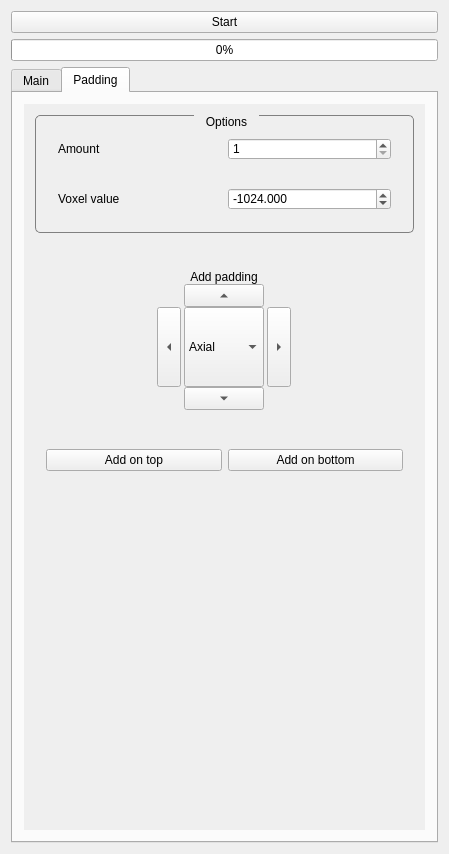
Qt form src/internal/GraphcutViewControls.ui (araex/mitk-gem) before a commit.
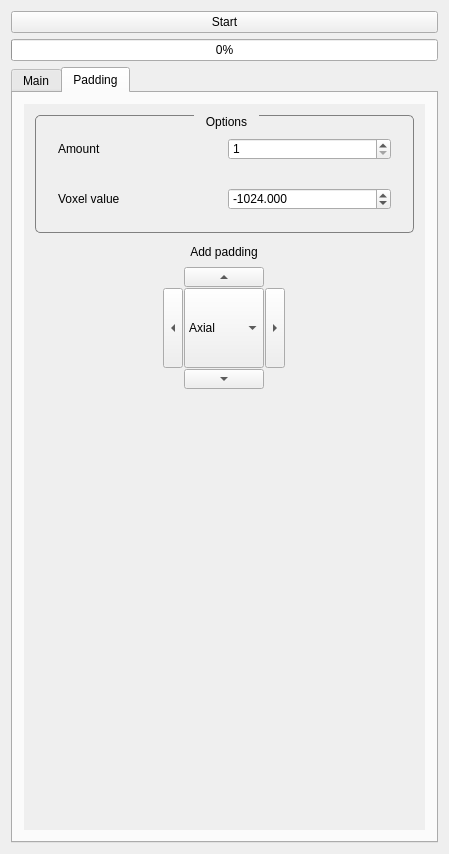
The same form after that commit. Custom widgets are drawn as their Qt base class.

```diff
--- a/src/internal/GraphcutViewControls.ui
+++ b/src/internal/GraphcutViewControls.ui
@@ -304,6 +304,9 @@
            </rect>
           </property>
           <layout class="QVBoxLayout" name="verticalLayout_6">
+           <property name="spacing">
+            <number>2</number>
+           </property>
            <item>
             <widget class="QGroupBox" name="parameterGroup_2">
              <property name="title">
@@ -422,6 +425,12 @@
            <item>
             <widget class="QWidget" name="widget_6" native="true">
              <layout class="QHBoxLayout" name="horizontalLayout_7">
+              <property name="topMargin">
+               <number>0</number>
+              </property>
+              <property name="bottomMargin">
+               <number>0</number>
+              </property>
               <item>
                <spacer name="horizontalSpacer_2">
                 <property name="orientation">
@@ -457,11 +466,14 @@
                 </property>
                 <layout class="QVBoxLayout" name="verticalLayout_7">
                  <property name="spacing">
-                  <number>0</number>
+                  <number>1</number>
                  </property>
                  <property name="leftMargin">
                   <number>9</number>
                  </property>
+                 <property name="topMargin">
+                  <number>5</number>
+                 </property>
                  <item>
                   <widget class="QLabel" name="axisLabel">
                    <property name="layoutDirection">
@@ -475,6 +487,19 @@
                    </property>
                   </widget>
                  </item>
+                 <item>
+                  <spacer name="verticalSpacer">
+                   <property name="orientation">
+                    <enum>Qt::Vertical</enum>
+                   </property>
+                   <property name="sizeHint" stdset="0">
+                    <size>
+                     <width>20</width>
+                     <height>7</height>
+                    </size>
+                   </property>
+                  </spacer>
+                 </item>
                  <item>
                   <widget class="QWidget" name="widget_11" native="true">
                    <property name="sizePolicy">
@@ -512,7 +537,7 @@
                     <item>
                      <widget class="QToolButton" name="padUp">
                       <property name="sizePolicy">
-                       <sizepolicy hsizetype="Minimum" vsizetype="Fixed">
+                       <sizepolicy hsizetype="Minimum" vsizetype="Minimum">
                         <horstretch>0</horstretch>
                         <verstretch>0</verstretch>
                        </sizepolicy>
@@ -523,6 +548,18 @@
                         <height>0</height>
                        </size>
                       </property>
+                      <property name="maximumSize">
+                       <size>
+                        <width>16777215</width>
+                        <height>20</height>
+                       </size>
+                      </property>
+                      <property name="sizeIncrement">
+                       <size>
+                        <width>0</width>
+                        <height>0</height>
+                       </size>
+                      </property>
                       <property name="text">
                        <string>...</string>
                       </property>
@@ -566,7 +603,7 @@
                    </property>
                    <layout class="QHBoxLayout" name="horizontalLayout_9">
                     <property name="spacing">
-                     <number>3</number>
+                     <number>1</number>
                     </property>
                     <property name="margin">
                      <number>0</number>
@@ -585,6 +622,12 @@
                         <height>80</height>
                        </size>
                       </property>
+                      <property name="maximumSize">
+                       <size>
+                        <width>20</width>
+                        <height>16777215</height>
+                       </size>
+                      </property>
                       <property name="text">
                        <string>...</string>
                       </property>
@@ -607,6 +650,9 @@
                         <height>80</height>
                        </size>
                       </property>
+                      <property name="styleSheet">
+                       <string notr="true"/>
+                      </property>
                       <property name="sizeAdjustPolicy">
                        <enum>QComboBox::AdjustToContentsOnFirstShow</enum>
                       </property>
@@ -647,6 +693,12 @@
                         <height>80</height>
                        </size>
                       </property>
+                      <property name="maximumSize">
+                       <size>
+                        <width>20</width>
+                        <height>16777215</height>
+                       </size>
+                      </property>
                       <property name="text">
                        <string>pad</string>
                       </property>
@@ -706,6 +758,12 @@
                         <height>0</height>
                        </size>
                       </property>
+                      <property name="maximumSize">
+                       <size>
+                        <width>16777215</width>
+                        <height>20</height>
+                       </size>
+                      </property>
                       <property name="text">
                        <string>...</string>
                       </property>
@@ -749,26 +807,6 @@
              </layout>
             </widget>
            </item>
-           <item>
-            <widget class="QWidget" name="widget_3" native="true">
-             <layout class="QHBoxLayout" name="horizontalLayout_8">
-              <item>
-               <widget class="QPushButton" name="appendPaddingButton">
-                <property name="text">
-                 <string>Add on top</string>
-                </property>
-               </widget>
-              </item>
-              <item>
-               <widget class="QPushButton" name="prependPaddingButton">
-                <property name="text">
-                 <string>Add on bottom</string>
-                </property>
-               </widget>
-              </item>
-             </layout>
-            </widget>
-           </item>
            <item>
             <spacer name="spacer1_2">
              <property name="orientation">
```
